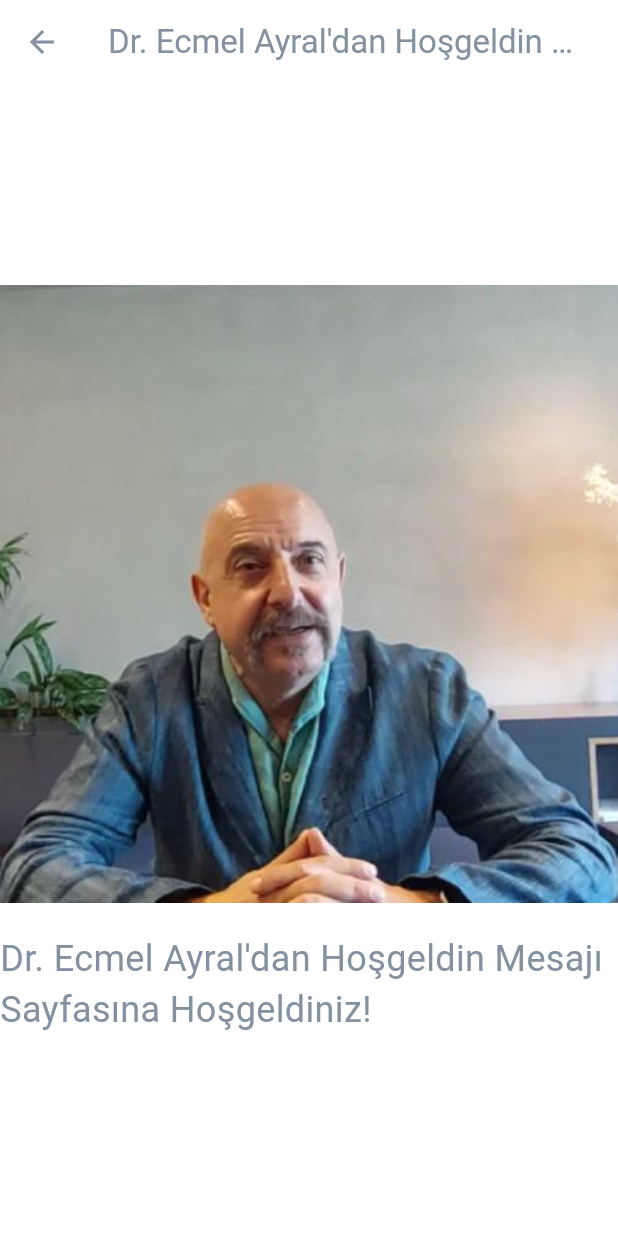
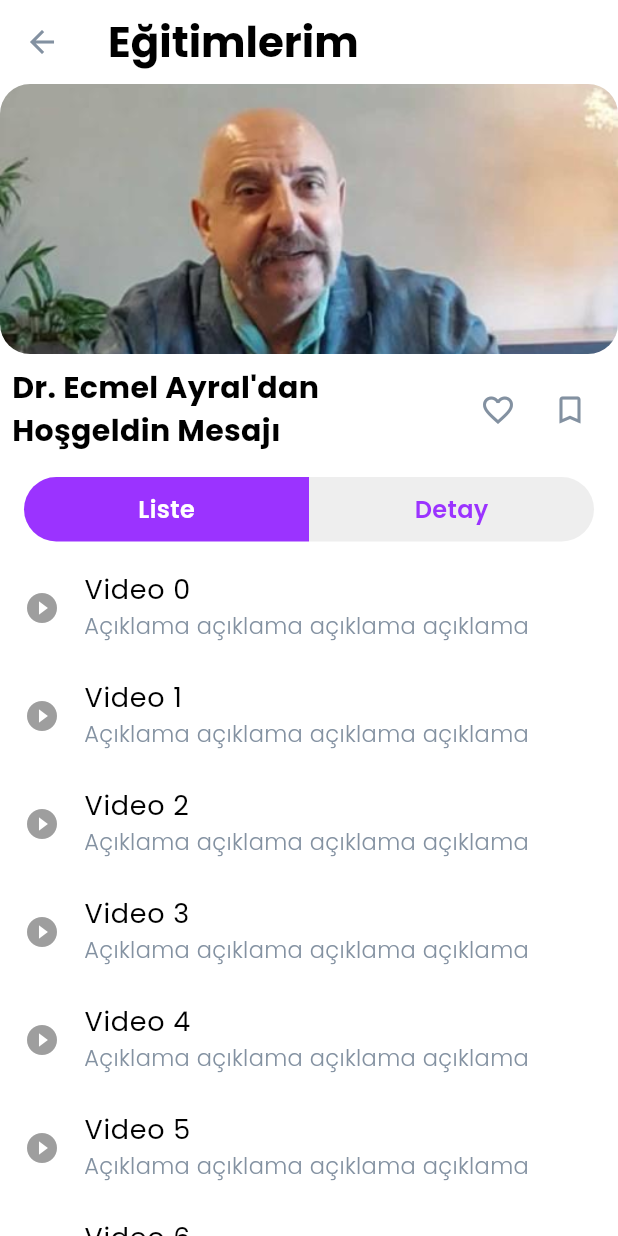
Before and after one commit to dumansl/tobeto_mobile_app, a Flutter app: the EducationScreen screen opened directly, after a tap on "Eğitime Git", on a phone screen of 412 x 824 dp. Run offline on Flutter 3.47's test engine with Material 3 defaults, Android fonts, the phone set to English and light mode, and no system bars; our stand-ins replace bloc, cloud_firestore, equatable, firebase_auth, firebase_core, flutter_bloc and 5 more; missing offline and left inert: date_format_field; accounts and stored records are empty; generated files the repository leaves out were written again.

Commit message:
education_details added

```diff
--- a/lib/blocs/course_bloc/course_bloc.dart
+++ b/lib/blocs/course_bloc/course_bloc.dart
@@ -10,9 +10,33 @@ class CourseBloc extends Bloc<CourseEvent, CourseState> {
   CourseBloc() : super(CourseInitial()) {
     on<LoadCourses>((event, emit) {
       emit(const CoursesLoaded(courses: [
-        Course(title: 'Dr. Ecmel Ayral\'dan Hoşgeldin Mesajı', image: ImagePath.ecmelAyral, status: 'ongoing'),
-        Course(title: 'Eğitimlere Nasıl Katılırım?', image: ImagePath.howToTraining, status: 'completed'),
-        Course(title: 'Flutter Eğitimi', image: ImagePath.ecmelAyral, status: 'ongoing'),
+        Course(
+          title: 'Dr. Ecmel Ayral\'dan Hoşgeldin Mesajı',
+          image: ImagePath.ecmelAyral,
+          status: 'completed',
+          duration: 10,
+          points: 100,
+          language: 'Türkçe',
+          content: 'Bu eğitimde İstanbul Kodluyor hakkında temel bilgiler edineceksiniz.',
+        ),
+        Course(
+          title: 'Eğitimlere Nasıl Katılırım?',
+          image: ImagePath.howToTraining,
+          status: 'ongoing',
+          duration: 20,
+          points: 150,
+          language: 'Türkçe',
+          content: 'Bu eğitimde eğitimlere nasıl katılacağınızı öğreneceksiniz.',
+        ),
+        Course(
+          title: 'Flutter Eğitimi',
+          image: ImagePath.ecmelAyral,
+          status: 'ongoing',
+          duration: 30,
+          points: 200,
+          language: 'Türkçe',
+          content: 'Bu eğitimde Flutter hakkında ileri seviye bilgiler edineceksiniz.',
+        ),
       ]));
     });
   }
--- a/lib/model/course_model.dart
+++ b/lib/model/course_model.dart
@@ -4,8 +4,20 @@ class Course extends Equatable {
   final String title;
   final String image;
   final String status;
+  final int duration;
+  final int points;
+  final String language;
+  final String content;
 
-  const Course({required this.title, required this.image, required this.status});
+  const Course({
+    required this.title,
+    required this.image,
+    required this.status,
+    required this.duration,
+    required this.points,
+    required this.language,
+    required this.content,
+  });
 
   @override
   List<Object?> get props => [title, image];
--- /dev/null
+++ b/lib/screens/education_screen/education_details.dart
@@ -0,0 +1,244 @@
+import 'package:flutter/material.dart';
+import 'package:tobeto_mobile_app/utils/constant/constants.dart';
+import 'package:tobeto_mobile_app/utils/themes/text_style.dart';
+
+class EducationDetails extends StatefulWidget {
+  final String imageUrl;
+  final String videoName;
+  final int videoDuration;
+  final int videoPoints;
+  final String videoLanguage;
+  final String educationContent;
+
+  const EducationDetails({
+    super.key,
+    required this.imageUrl,
+    required this.videoName,
+    required this.videoDuration,
+    required this.videoPoints,
+    required this.videoLanguage,
+    required this.educationContent,
+  });
+
+  @override
+  _EducationDetailsState createState() => _EducationDetailsState();
+}
+
+class _EducationDetailsState extends State<EducationDetails> {
+  int _selectedIndex = 0;
+  int _selectedVideoIndex = -1;
+  bool _isLiked = false;
+  bool _isBookmarked = false;
+
+  @override
+  Widget build(BuildContext context) {
+    return Scaffold(
+      appBar: AppBar(
+        title: Text(TobetoText.bottomIconEducation, style: TobetoTextStyle.poppins.subHeadlineBlackBold28),
+      ),
+      body: Column(
+        children: [
+          ClipRRect(
+            borderRadius: BorderRadius.circular(20.0),
+            child: Image.asset(
+              widget.imageUrl,
+              height: 180,
+              width: double.infinity,
+              fit: BoxFit.cover,
+              errorBuilder: (context, error, stackTrace) {
+                return const Text('Resim yüklenemedi.');
+              },
+            ),
+          ),
+          Padding(
+            padding: const EdgeInsets.all(8.0),
+            child: Row(
+              mainAxisAlignment: MainAxisAlignment.spaceBetween,
+              children: [
+                Expanded(
+                  child: Text(widget.videoName, style: TobetoTextStyle.poppins.subtitleBlackBold20),
+                ),
+                Row(
+                  children: [
+                    IconButton(
+                      icon: Icon(
+                        _isLiked ? Icons.favorite : Icons.favorite_border,
+                        color: _isLiked ? Colors.red : null,
+                      ),
+                      onPressed: () {
+                        setState(() {
+                          _isLiked = !_isLiked;
+                        });
+                      },
+                    ),
+                    IconButton(
+                      icon: Icon(
+                        _isBookmarked ? Icons.bookmark : Icons.bookmark_border,
+                        color: _isBookmarked ? Colors.yellow : null,
+                      ),
+                      onPressed: () {
+                        setState(() {
+                          _isBookmarked = !_isBookmarked;
+                        });
+                      },
+                    ),
+                  ],
+                ),
+              ],
+            ),
+          ),
+          Padding(
+            padding: const EdgeInsets.symmetric(vertical: 8.0),
+            child: Container(
+              margin: const EdgeInsets.symmetric(horizontal: 16.0),
+              child: Row(
+                children: [
+                  Expanded(
+                    child: GestureDetector(
+                      onTap: () {
+                        setState(() {
+                          _selectedIndex = 0;
+                        });
+                      },
+                      child: Container(
+                        decoration: BoxDecoration(
+                          color: _selectedIndex == 0 ? TobetoColor.purple : Colors.grey[200],
+                          borderRadius: const BorderRadius.only(
+                            topLeft: Radius.circular(30.0),
+                            bottomLeft: Radius.circular(30.0),
+                          ),
+                        ),
+                        padding: const EdgeInsets.symmetric(horizontal: 16.0, vertical: 10.0),
+                        child: Center(
+                          child: Text(
+                            'Liste',
+                            style: TextStyle(
+                              fontFamily: 'Poppins',
+                              fontSize: 16.0,
+                              fontWeight: FontWeight.w600,
+                              color: _selectedIndex == 0 ? Colors.white : TobetoColor.purple,
+                            ),
+                          ),
+                        ),
+                      ),
+                    ),
+                  ),
+                  Expanded(
+                    child: GestureDetector(
+                      onTap: () {
+                        setState(() {
+                          _selectedIndex = 1;
+                        });
+                      },
+                      child: Container(
+                        decoration: BoxDecoration(
+                          color: _selectedIndex == 1 ? TobetoColor.purple : Colors.grey[200],
+                          borderRadius: const BorderRadius.only(
+                            topRight: Radius.circular(30.0),
+                            bottomRight: Radius.circular(30.0),
+                          ),
+                        ),
+                        padding: const EdgeInsets.symmetric(horizontal: 16.0, vertical: 10.0),
+                        child: Center(
+                          child: Text(
+                            'Detay',
+                            style: TextStyle(
+                              fontFamily: 'Poppins',
+                              fontSize: 16.0,
+                              fontWeight: FontWeight.w600,
+                              color: _selectedIndex == 1 ? Colors.white : TobetoColor.purple,
+                            ),
+                          ),
+                        ),
+                      ),
+                    ),
+                  ),
+                ],
+              ),
+            ),
+          ),
+          Expanded(
+            child: _selectedIndex == 0 ? _buildVideoList() : _buildDetails(),
+          ),
+        ],
+      ),
+    );
+  }
+
+  Widget _buildVideoList() {
+    return ListView.builder(
+      itemCount: 7,
+      itemBuilder: (context, index) {
+        return ListTile(
+          leading: Icon(
+            Icons.play_circle_fill,
+            color: _selectedVideoIndex == index ? TobetoColor.purple : Colors.grey,
+          ),
+          title: Text('Video $index', style: TobetoTextStyle.poppins.captionBlackNormal18),
+          subtitle: Text('Açıklama açıklama açıklama açıklama', style: TobetoTextStyle.poppins.captionGrayLightLight15),
+          onTap: () {
+            setState(() {
+              _selectedVideoIndex = index;
+            });
+          },
+        );
+      },
+    );
+  }
+
+  Widget _buildDetails() {
+    return SingleChildScrollView(
+      padding: const EdgeInsets.all(16.0),
+      child: Column(
+        crossAxisAlignment: CrossAxisAlignment.start,
+        children: <Widget>[
+          Row(
+            mainAxisAlignment: MainAxisAlignment.spaceEvenly,
+            children: <Widget>[
+              _buildDetailItem(Icons.access_time, '${widget.videoDuration} dakika'),
+              _buildDetailItem(Icons.subscriptions_outlined, '${widget.videoPoints} puan'),
+              _buildDetailItem(Icons.language, widget.videoLanguage),
+            ],
+          ),
+          const SizedBox(height: 16.0),
+          Text('Eğitim İçeriği', style: TobetoTextStyle.poppins.captionBlackBold18),
+          const Divider(
+            color: Colors.black,
+            thickness: 2,
+          ),
+          const SizedBox(height: 8.0),
+          Text(
+            widget.educationContent,
+            style: TobetoTextStyle.poppins.captionGrayThin18,
+          ),
+        ],
+      ),
+    );
+  }
+
+  Widget _buildDetailItem(IconData icon, String text) {
+    return Container(
+      width: 70,
+      height: 70,
+      padding: const EdgeInsets.all(8.0),
+      decoration: BoxDecoration(
+        color: Colors.grey[200],
+        borderRadius: BorderRadius.circular(8.0),
+      ),
+      child: Column(
+        mainAxisAlignment: MainAxisAlignment.center,
+        children: <Widget>[
+          Icon(icon, size: 20),
+          const SizedBox(height: 4.0),
+          Flexible(
+            child: Text(
+              text,
+              style: const TextStyle(fontFamily: 'Poppins', fontSize: 12),
+              textAlign: TextAlign.center,
+            ),
+          ),
+        ],
+      ),
+    );
+  }
+}
--- a/lib/screens/education_screen/education_screen.dart
+++ b/lib/screens/education_screen/education_screen.dart
@@ -6,6 +6,7 @@ import 'package:tobeto_mobile_app/utils/constant/constants.dart';
 import 'package:tobeto_mobile_app/utils/themes/text_style.dart';
 import '/blocs/course_bloc/course_bloc.dart';
 import '/model/course_model.dart';
+import 'education_details.dart';
 
 class EducationScreen extends StatefulWidget {
   const EducationScreen({super.key});
@@ -53,8 +54,20 @@ class _EducationScreenState extends State<EducationScreen> with SingleTickerProv
     Navigator.push(context, MaterialPageRoute(builder: (context) => const EmptyPage()));
   }
 
-  void _navigateToEducationPage(BuildContext context, String title, String imagePath) {
-    Navigator.push(context, MaterialPageRoute(builder: (context) => EducationPage(title: title, imagePath: imagePath)));
+  void _navigateToEducationPage(BuildContext context, Course course) {
+    Navigator.push(
+      context,
+      MaterialPageRoute(
+        builder: (context) => EducationDetails(
+          imageUrl: course.image,
+          videoName: course.title,
+          videoDuration: course.duration,
+          videoPoints: course.points,
+          videoLanguage: course.language,
+          educationContent: course.content,
+        ),
+      ),
+    );
   }
 
   @override
@@ -183,7 +196,7 @@ class _EducationScreenState extends State<EducationScreen> with SingleTickerProv
         final course = courses[index];
         return GestureDetector(
           onTap: () {
-            _navigateToEducationPage(context, course.title, course.image);
+            _navigateToEducationPage(context, course);
           },
           child: CourseCard(course: course),
         );
@@ -207,32 +220,3 @@ class EmptyPage extends StatelessWidget {
     );
   }
 }
-
-class EducationPage extends StatelessWidget {
-  final String title;
-  final String imagePath;
-
-  const EducationPage({super.key, required this.title, required this.imagePath});
-
-  @override
-  Widget build(BuildContext context) {
-    return Scaffold(
-      appBar: AppBar(
-        title: Text(title),
-      ),
-      body: Center(
-        child: Column(
-          mainAxisAlignment: MainAxisAlignment.center,
-          children: [
-            Image.asset(imagePath),
-            const SizedBox(height: 20),
-            Text(
-              '$title Sayfasına Hoşgeldiniz!',
-              style: const TextStyle(fontSize: 24),
-            ),
-          ],
-        ),
-      ),
-    );
-  }
-}
--- a/lib/screens/education_screen/education_widgets/course_card.dart
+++ b/lib/screens/education_screen/education_widgets/course_card.dart
@@ -3,6 +3,7 @@ import 'package:tobeto_mobile_app/utils/constant/constants.dart';
 import 'package:tobeto_mobile_app/utils/themes/text_style.dart';
 import '/model/course_model.dart';
 import '../education_screen.dart';
+import '../education_details.dart';
 
 class CourseCard extends StatelessWidget {
   final Course course;
@@ -20,9 +21,13 @@ class CourseCard extends StatelessWidget {
           Navigator.push(
             context,
             MaterialPageRoute(
-              builder: (context) => EducationPage(
-                title: course.title,
-                imagePath: course.image,
+              builder: (context) => EducationDetails(
+                imageUrl: course.image,
+                videoName: course.title,
+                videoDuration: course.duration,
+                videoPoints: course.points,
+                videoLanguage: course.language,
+                educationContent: course.content,
               ),
             ),
           );
@@ -53,9 +58,13 @@ class CourseCard extends StatelessWidget {
                 Navigator.push(
                   context,
                   MaterialPageRoute(
-                    builder: (context) => EducationPage(
-                      title: course.title,
-                      imagePath: course.image,
+                    builder: (context) => EducationDetails(
+                      imageUrl: course.image,
+                      videoName: course.title,
+                      videoDuration: course.duration,
+                      videoPoints: course.points,
+                      videoLanguage: course.language,
+                      educationContent: course.content,
                     ),
                   ),
                 );
```
